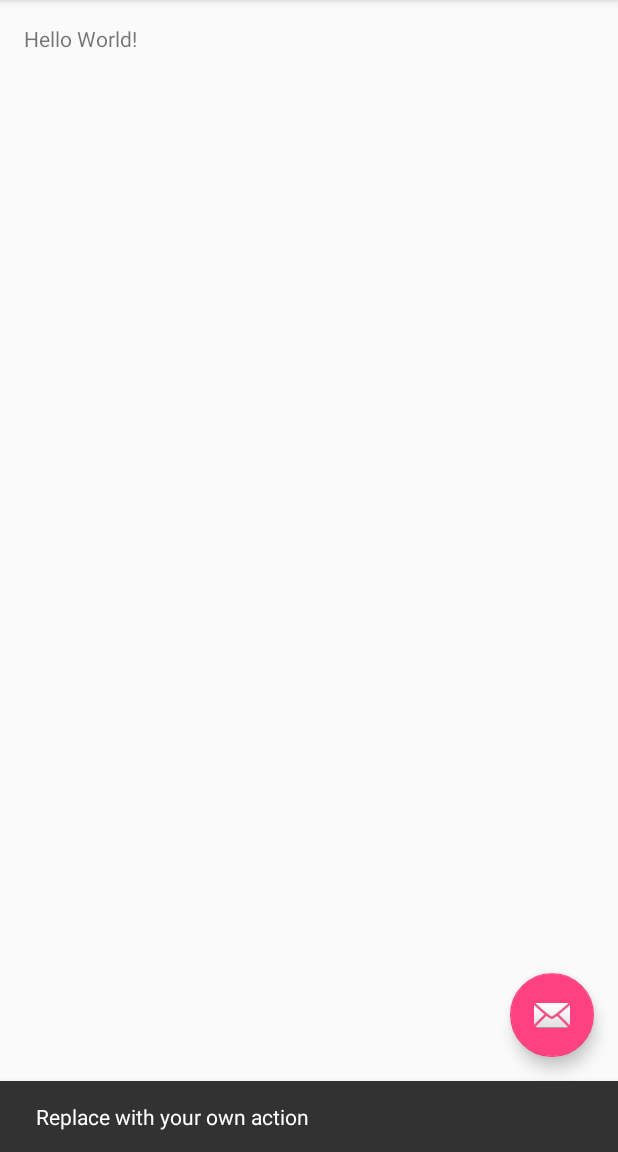
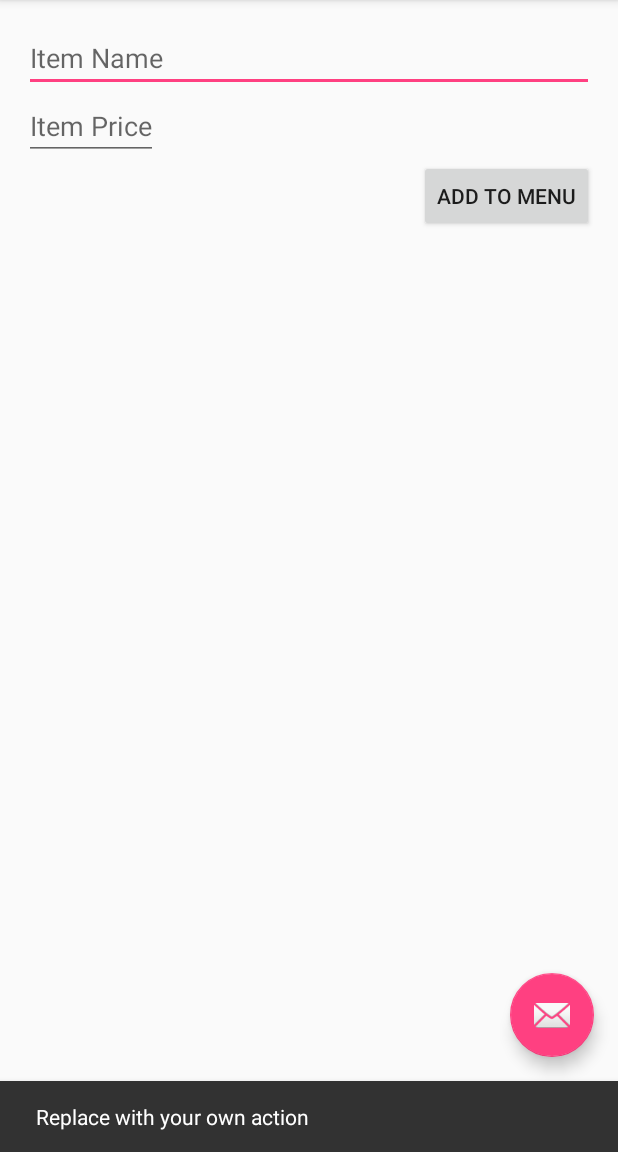
Before and after one commit to Fall2016-ECSE321/grubbr, an Android app: the screen it shows after launch (MainActivity), after a tap on an icon or button, on a phone screen of 412 x 824 dp, the part 84-1236 px from its top. Run offline under Robolectric (Android 15) with nearby library versions, the phone set to English and light mode, and no system bars.

Commit message:
Complete Mobile UI Finished the UI for the first case

```diff
--- a/Mobile/FTMSMobile/app/src/main/res/layout/content_main.xml
+++ b/Mobile/FTMSMobile/app/src/main/res/layout/content_main.xml
@@ -13,8 +13,26 @@
     tools:context="ca.mcgill.ecse321.ftmsmobile.MainActivity"
     tools:showIn="@layout/activity_main">
 
-    <TextView
-        android:layout_width="wrap_content"
+    <LinearLayout
+        android:orientation="vertical"
         android:layout_height="wrap_content"
-        android:text="Hello World!" />
+        android:layout_width="match_parent"
+        android:id="@+id/linearLayout">
+        <EditText
+            android:layout_height="wrap_content"
+            android:layout_width="fill_parent"
+            android:id="@+id/newitem_name"
+            android:hint="@string/newitemname_hint"/>
+        <EditText
+            android:layout_width="wrap_content"
+            android:layout_height="fill_parent"
+            android:id="@+id/newitem_price"
+            android:hint="@string/newitemprice_hint"/>
+        <Button
+            android:layout_height="wrap_content"
+            android:layout_width="wrap_content"
+            android:text="@string/newitem_button"
+            android:layout_gravity="end"
+            android:onClick="addItem"/>
+    </LinearLayout>
 </RelativeLayout>
--- a/Mobile/FTMSMobile/app/src/main/res/values/strings.xml
+++ b/Mobile/FTMSMobile/app/src/main/res/values/strings.xml
@@ -1,4 +1,7 @@
 <resources>
     <string name="app_name">FTMSMobile</string>
     <string name="action_settings">Settings</string>
+    <string name="newitemname_hint">Item Name</string>
+    <string name="newitem_button">Add To Menu</string>
+    <string name="newitemprice_hint">Item Price</string>
 </resources>
```
